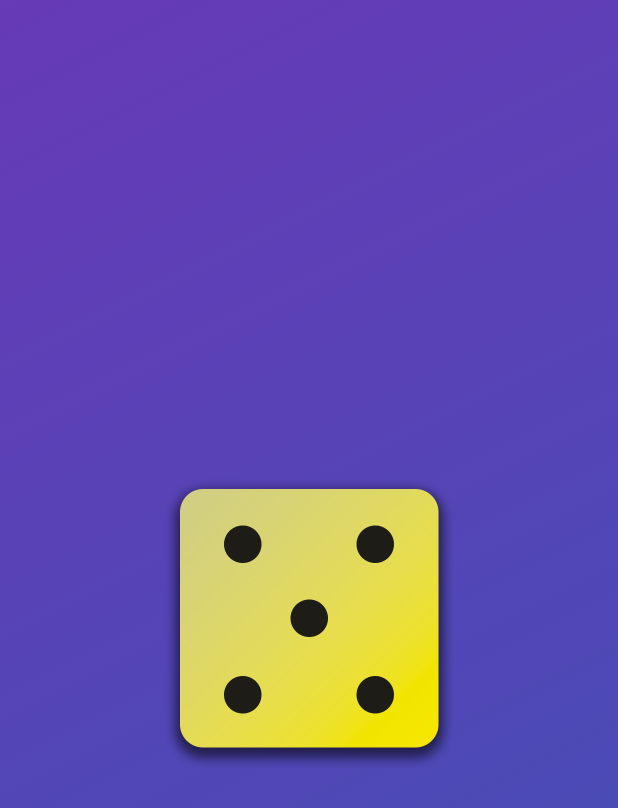
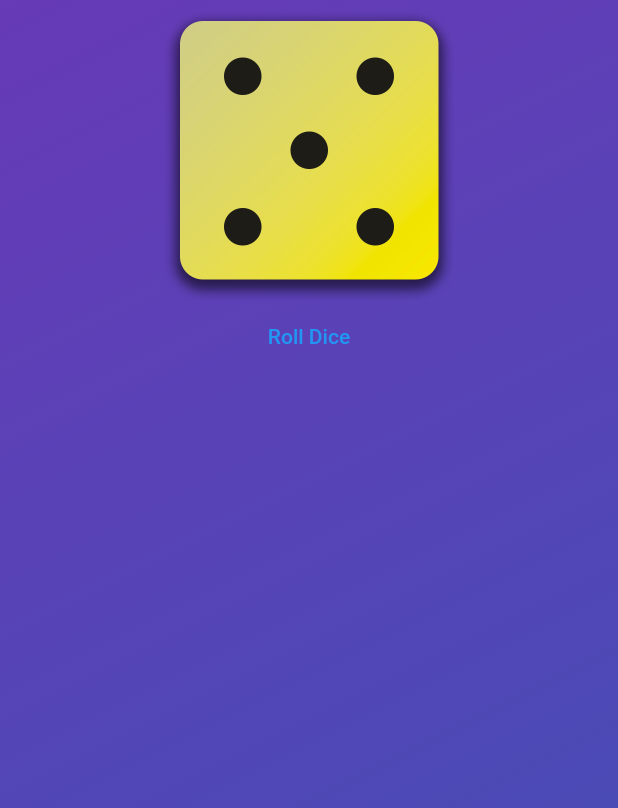
Before and after one commit to itachi-p/flutter-udemy-demoapps, a Flutter app: the screen it shows after launch, on a phone screen of 412 x 824 dp. Shown: the top 808 px of the screen. Run offline on Flutter 3.47's test engine with Material 2 defaults, Android fonts, the phone set to English and light mode, and no system bars.

Commit message:
feat:Adding Buttons & Using Functions As Values

```diff
--- a/first_app/lib/gradient_container.dart
+++ b/first_app/lib/gradient_container.dart
@@ -14,6 +14,11 @@ class GradientContainer extends StatelessWidget {
   final Color color1;
   final Color color2;
 
+  // ボタンを押されたら実行される関数を定義
+  void rollDice() {
+    // ...
+  }
+
   @override
   Widget build(context) {
     return Container(
@@ -25,11 +30,19 @@ class GradientContainer extends StatelessWidget {
         ),
       ),
       child: Center(
-        child: Image.asset(
-          'assets/images/dice-5.png',
-          width: 200,
-        ),
-      ),
+          child: Column(
+        children: [
+          Image.asset(
+            'assets/images/dice-5.png',
+            width: 200,
+          ),
+          // ボタンを押されたら実行される関数を指定(実行ではなく、参照先の関数名を指定)
+          TextButton(
+            onPressed: rollDice,
+            child: const Text('Roll Dice'),
+          ),
+        ],
+      )),
     );
   }
 }
```
